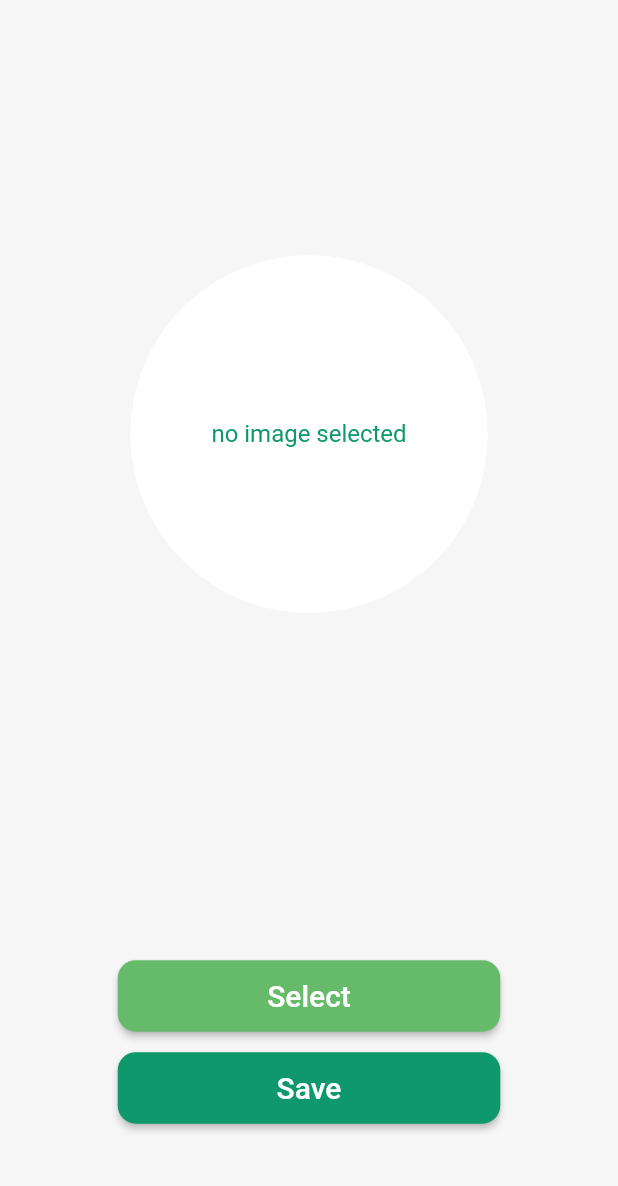
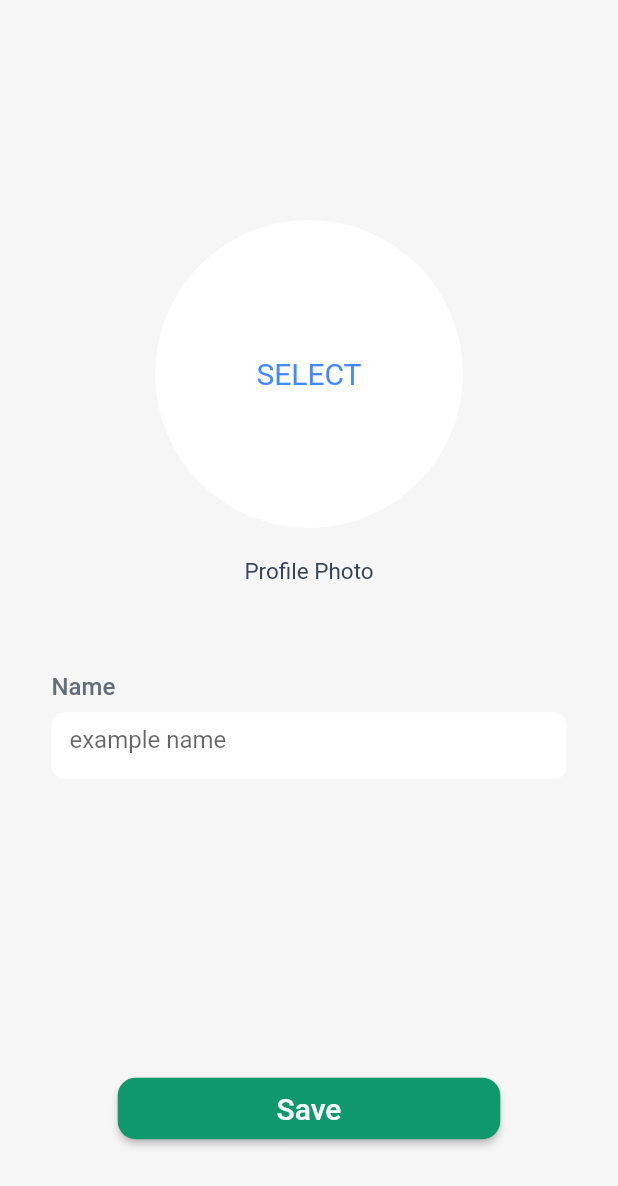
Before and after one commit to eren-cantemur/workshapp, a Flutter app: the screen it shows after launch, on a phone screen of 412 x 824 dp. Shown: the top 1186 px of the screen. Run offline on Flutter 3.47's test engine with Material 2 defaults, Android fonts, the phone set to English and light mode, and no system bars; our stand-ins replace image_picker.

Commit message:
add profile photo page

```diff
--- a/mobile/lib/controller/auth_controller.dart
+++ b/mobile/lib/controller/auth_controller.dart
@@ -4,4 +4,7 @@ class AuthController extends ChangeNotifier {
   static void navigateToNextPage(String nextPageId, BuildContext context) {
     Navigator.pushNamed(context, nextPageId);
   }
+
+  // static void login
+
 }
--- a/mobile/lib/main.dart
+++ b/mobile/lib/main.dart
@@ -34,7 +34,7 @@ class MyApp extends StatelessWidget {
           ProfileInfoPage.id: (context) => const ProfileInfoPage(),
           ProfilePhotoNamePage.id: (context) => const ProfilePhotoNamePage(),
         },
-        home: WelcomePage(),
+        home: const WelcomePage(),
       ),
     );
   }
--- a/mobile/lib/view/auth_pages/components/custom_positioned_text.dart
+++ b/mobile/lib/view/auth_pages/components/custom_positioned_text.dart
@@ -1,7 +1,7 @@
 import 'package:flutter/material.dart';
 
-class customText extends StatelessWidget {
-  const customText({Key? key, required this.text, required this.textStyle}) : super(key: key);
+class CustomText extends StatelessWidget {
+  const CustomText({Key? key, required this.text, required this.textStyle}) : super(key: key);
 
   final String text;
   final TextStyle textStyle;
--- a/mobile/lib/view/auth_pages/pages/profile_info_page.dart
+++ b/mobile/lib/view/auth_pages/pages/profile_info_page.dart
@@ -30,7 +30,7 @@ class _ProfileInfoPageState extends State<ProfileInfoPage> {
                 ),
                 const Expanded(
                   flex: 5,
-                  child: customText(
+                  child: CustomText(
                     text: "Location",
                     textStyle:
                         TextStyle(color: Color.fromRGBO(54, 67, 86, 1), fontSize: 25, fontWeight: FontWeight.w600),
@@ -64,7 +64,7 @@ class _ProfileInfoPageState extends State<ProfileInfoPage> {
                 ),
                 const Expanded(
                   flex: 5,
-                  child: customText(
+                  child: CustomText(
                     text: "We will use this to show you closer workshops more.",
                     textStyle: TextStyle(
                       color: Color.fromRGBO(99, 109, 119, 1),
--- a/mobile/lib/view/auth_pages/pages/profile_info_photo.dart
+++ b/mobile/lib/view/auth_pages/pages/profile_info_photo.dart
@@ -3,6 +3,7 @@ import 'dart:io';
 
 import 'package:image_picker/image_picker.dart';
 import 'package:mobile/view/auth_pages/components/action_button.dart';
+import 'package:mobile/view/auth_pages/components/auth_input_field.dart';
 
 class ProfilePhotoNamePage extends StatefulWidget {
   const ProfilePhotoNamePage({Key? key}) : super(key: key);
@@ -45,28 +46,47 @@ class _ProfilePhotoNamePageState extends State<ProfilePhotoNamePage> {
             flex: 35,
             child: Container(
               child: _image != null
-                  ? Center(
-                      child: CircleAvatar(
-                        backgroundColor: Colors.white,
-                        radius: 200,
-                        backgroundImage: FileImage(_image!),
-                      ),
+                  ? CircleAvatar(
+                      backgroundColor: Colors.white,
+                      radius: 200,
+                      backgroundImage: FileImage(_image!),
                     )
                   : CircleAvatar(
                       radius: 200,
                       backgroundColor: Colors.white,
-                      child: Text(
-                        "no image selected",
-                        style: TextStyle(color: Theme.of(context).primaryColor),
+                      child: Column(
+                        mainAxisAlignment: MainAxisAlignment.center,
+                        children: [
+                          InkWell(
+                            onTap: () {
+                              getImage();
+                            },
+                            child: const Text(
+                              'SELECT',
+                              style: TextStyle(color: Colors.blueAccent, fontSize: 20),
+                            ),
+                          ),
+                        ],
                       ),
                     ),
             ),
           ),
+          const SizedBox(
+            height: 20,
+          ),
+          const Text(
+            "Profile Photo",
+            style: TextStyle(color: Color.fromRGBO(54, 67, 86, 1), fontSize: 15),
+          ),
           const Expanded(
-            flex: 2,
+            flex: 10,
             child: SizedBox(
               width: 1,
             ),
+          ),
+          const Expanded(
+            flex: 12,
+            child: AuthInputField(name: "Name", hint: "example name", obscure: false),
           ),
           const Expanded(
             flex: 25,
@@ -78,17 +98,6 @@ class _ProfilePhotoNamePageState extends State<ProfilePhotoNamePage> {
             flex: 7,
             child: SizedBox(
               width: 5,
-            ),
-          ),
-          Expanded(
-            flex: 7,
-            child: AuthButton(
-              title: "Select",
-              nextPageId: "not yet",
-              givenColor: Colors.green.shade400,
-              function: () {
-                getImage();
-              },
             ),
           ),
           const Expanded(
```
